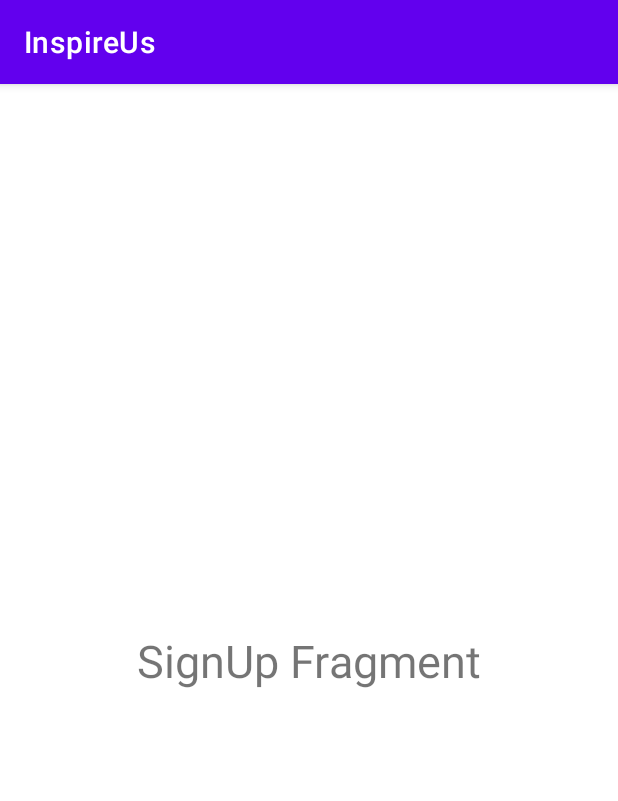
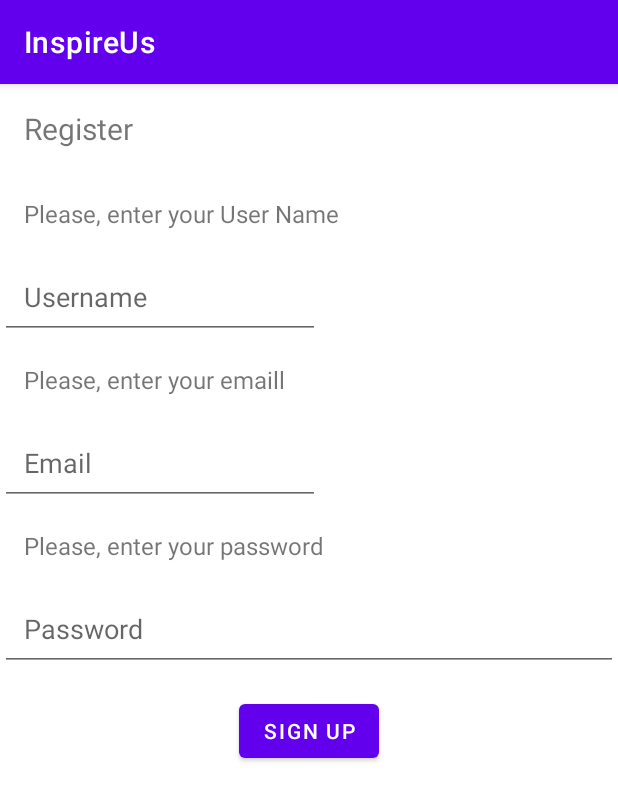
Before and after one commit to juanpalegre/InspireUs, an Android app: the SignUpFragment screen opened through its navigation route, on a phone screen of 412 x 824 dp. Shown: the top 801 px of the screen. Run offline under Robolectric (Android 15) with nearby library versions, the phone set to English and light mode, and no system bars.

Commit message:
update fragment_sign_up.xml

```diff
--- a/app/src/main/res/layout/fragment_sign_up.xml
+++ b/app/src/main/res/layout/fragment_sign_up.xml
@@ -1,20 +1,77 @@
 <?xml version="1.0" encoding="utf-8"?>
-<androidx.constraintlayout.widget.ConstraintLayout
+<LinearLayout
     xmlns:android="http://schemas.android.com/apk/res/android"
     xmlns:app="http://schemas.android.com/apk/res-auto"
     xmlns:tools="http://schemas.android.com/tools"
     android:layout_width="match_parent"
     android:layout_height="match_parent"
+    android:orientation="vertical"
     tools:context=".ui.fragments.SignUpFragment">
 
     <TextView
+        android:id="@+id/txt_register"
         android:layout_width="wrap_content"
         android:layout_height="wrap_content"
-        android:text="SignUp Fragment"
-        android:textSize="30sp"
-        app:layout_constraintBottom_toBottomOf="parent"
-        app:layout_constraintEnd_toEndOf="parent"
-        app:layout_constraintStart_toStartOf="parent"
-        app:layout_constraintTop_toTopOf="parent" />
+        android:text="Register"
+        android:padding="16dp"
+        android:textSize="20sp"/>
 
-</androidx.constraintlayout.widget.ConstraintLayout>
+
+    <TextView
+        android:id="@+id/txt_username"
+        android:layout_width="wrap_content"
+        android:layout_height="wrap_content"
+        android:text="Please, enter your User Name"
+        android:padding="16dp"
+        android:textSize="16sp"/>
+
+    <EditText
+        android:id="@+id/et_username"
+        android:layout_width="wrap_content"
+        android:layout_height="wrap_content"
+        android:ems="10"
+        android:hint="Username"
+        android:padding="16dp"/>
+
+    <TextView
+        android:id="@+id/txt_email"
+        android:layout_width="wrap_content"
+        android:layout_height="wrap_content"
+        android:text="Please, enter your emaill"
+        android:padding="16dp"
+        android:textSize="16sp"/>
+
+    <EditText
+        android:id="@+id/et_email"
+        android:layout_width="wrap_content"
+        android:layout_height="wrap_content"
+        android:ems="10"
+        android:hint="Email"
+        android:inputType="textEmailAddress"
+        android:padding="16dp"/>
+
+    <TextView
+        android:id="@+id/txt_password"
+        android:layout_width="match_parent"
+        android:layout_height="wrap_content"
+        android:text="Please, enter your password"
+        android:padding="16dp"
+        android:textSize="16sp"/>
+
+    <EditText
+        android:id="@+id/et_password"
+        android:layout_width="match_parent"
+        android:layout_height="wrap_content"
+        android:ems="10"
+        android:hint="Password"
+        android:inputType="textPassword"
+        android:padding="16dp"/>
+
+    <Button
+        android:layout_width="wrap_content"
+        android:layout_height="wrap_content"
+        android:layout_gravity="center"
+        android:text="sign up"
+        android:layout_margin="16dp"/>
+
+</LinearLayout>
```
